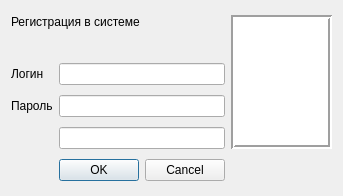
First picture: the form in forms_login/loginDlg.ui, repository AlexanderSokolov69/Journal310, before the edit.
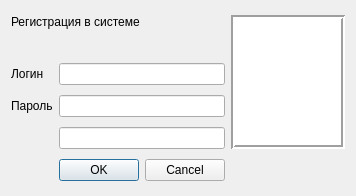
Second picture: the form after the edit.

Diff of the .ui file:
```diff
--- a/forms_login/loginDlg.ui
+++ b/forms_login/loginDlg.ui
@@ -12,7 +12,7 @@
    <rect>
     <x>0</x>
     <y>0</y>
-    <width>343</width>
+    <width>356</width>
     <height>196</height>
    </rect>
   </property>
```
Left out of the diff: 49 changed lines with no effect on the pictures.
